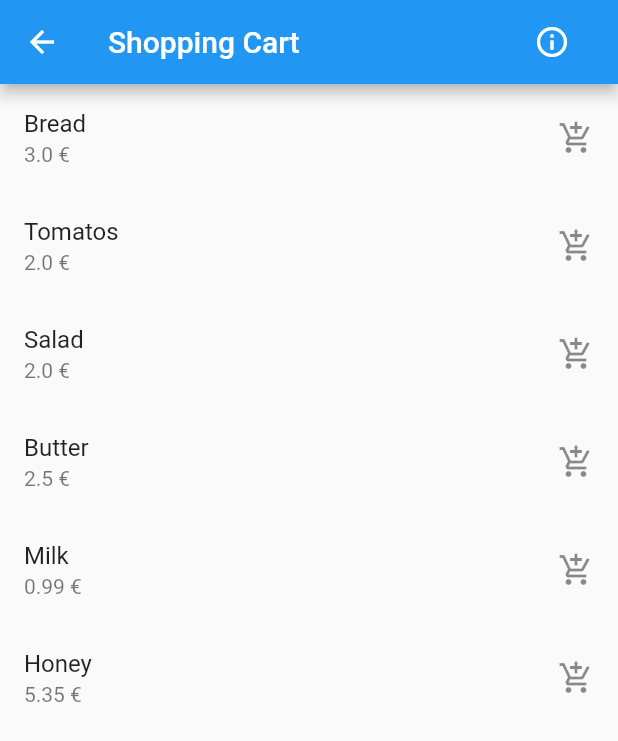
After one commit to Ephenodrom/Flutter-Advanced-Examples, a Flutter app: the screen it shows after launch, after a tap on "Shopping Cart", on a phone screen of 412 x 824 dp. The commit adds this screen. Shown: the top 741 px of the screen. Run offline on Flutter 3.47's test engine with Material 2 defaults, Android fonts, the phone set to English and light mode, and no system bars; our stand-ins replace rxdart, shared_preferences; missing offline and left inert: firebase_admob, global_configuration; accounts and stored records are empty; generated files the repository leaves out were written again.

Commit message:
Add Shopping Cart Example

```diff
--- a/lib/ExampleList.dart
+++ b/lib/ExampleList.dart
@@ -2,10 +2,10 @@ import 'package:advanced_flutter_example/examples/filterList/Example1.dart';
 import 'package:advanced_flutter_example/examples/managingFavoritesInSharedPreferences/Example3.dart';
 import 'package:advanced_flutter_example/examples/managingInputsWithinModalBottomsheet/Example4.dart';
 import 'package:advanced_flutter_example/examples/readingJsonFile/Example2.dart';
+import 'package:advanced_flutter_example/examples/shoppingCart/Example5.dart';
 import 'package:flutter/material.dart';
 
 class ExampleList extends StatelessWidget {
-
   @override
   Widget build(BuildContext context) {
     return ListView(
@@ -47,11 +47,23 @@ class ExampleList extends StatelessWidget {
         ),
         ListTile(
           title: new Text("Managing inputs within modal / bottom sheet"),
-          subtitle: new Text("Outsourcing checkboxes, radiobuttons and switches to a modal or a bottomsheet."),
+          subtitle: new Text(
+              "Outsourcing checkboxes, radiobuttons and switches to a modal or a bottomsheet."),
           onTap: () {
             Navigator.push(
               context,
               MaterialPageRoute(builder: (context) => Example4()),
+            );
+          },
+          trailing: Icon(Icons.arrow_right),
+        ),
+        ListTile(
+          title: new Text("Shopping Cart"),
+          subtitle: new Text("Managing a shopping cart with BLOC logic"),
+          onTap: () {
+            Navigator.push(
+              context,
+              MaterialPageRoute(builder: (context) => Example5()),
             );
           },
           trailing: Icon(Icons.arrow_right),
--- /dev/null
+++ b/lib/examples/shoppingCart/Example5.dart
@@ -0,0 +1,34 @@
+import 'package:advanced_flutter_example/DefaultAppBar.dart';
+import 'package:advanced_flutter_example/examples/shoppingCart/Product.dart';
+import 'package:flutter/material.dart';
+
+class Example5 extends StatefulWidget {
+  Example5();
+
+  final String title = "Shopping Cart";
+  final String exampleUrl =
+      "https://github.com/Ephenodrom/FlutterAdvancedExamples/tree/master/lib/examples/shoppingCart";
+
+  @override
+  _Example5State createState() => _Example5State();
+}
+
+class _Example5State extends State<Example5> {
+  List<Product> productList = products;
+
+  @override
+  Widget build(BuildContext context) {
+    return Scaffold(
+        appBar: DefaultAppBar(widget.title, widget.exampleUrl),
+        body: ListView.builder(
+            itemCount: productList.length,
+            itemBuilder: (BuildContext context, index) {
+              return ListTile(
+                title: Text(products.elementAt(index).name),
+                subtitle: Text(
+                    productList.elementAt(index).priceNet.toString() + " €"),
+                trailing: Icon(Icons.add_shopping_cart),
+              );
+            }));
+  }
+}
--- /dev/null
+++ b/lib/examples/shoppingCart/Product.dart
@@ -0,0 +1,37 @@
+class Product {
+  final String name;
+  final double priceNet;
+  final double priceGross;
+  final double vatAmount;
+  final double tax;
+
+  Product(
+      {this.name, this.priceNet, this.priceGross, this.vatAmount, this.tax});
+}
+
+List<Product> products = [
+  new Product(
+      name: "Bread", priceNet: 3.0, priceGross: 2.72, vatAmount: 0.28, tax: 10),
+  new Product(
+      name: "Tomatos",
+      priceNet: 2.0,
+      priceGross: 1.81,
+      vatAmount: 0.19,
+      tax: 10),
+  new Product(
+      name: "Salad", priceNet: 2.0, priceGross: 1.81, vatAmount: 0.19, tax: 10),
+  new Product(
+      name: "Butter",
+      priceNet: 2.5,
+      priceGross: 2.27,
+      vatAmount: 0.23,
+      tax: 10),
+  new Product(
+      name: "Milk", priceNet: 0.99, priceGross: 0.9, vatAmount: 0.09, tax: 10),
+  new Product(
+      name: "Honey",
+      priceNet: 5.35,
+      priceGross: 4.86,
+      vatAmount: 0.49,
+      tax: 10),
+];
--- a/pubspec.yaml
+++ b/pubspec.yaml
@@ -25,6 +25,7 @@ dependencies:
   json_serializable: ^2.0.1
   url_launcher: ^4.0.3
   global_configuration: ^0.1.4
+  rxdart: ^0.20.0
 
 dev_dependencies:
   flutter_test:
```
Also changed, not shown: lib/examples/shoppingCart/BlockProvider.dart (added, +40 -0 lines), lib/examples/shoppingCart/GlobalBloc.dart (added, +14 -0 lines), lib/examples/shoppingCart/ShoppingCartAppBarIcon.dart (added, +45 -0 lines), lib/examples/shoppingCart/ShoppingCartBloc.dart (added, +49 -0 lines), lib/examples/shoppingCart/ShoppingCartScreen.dart (added, +60 -0 lines), 1 other file.
